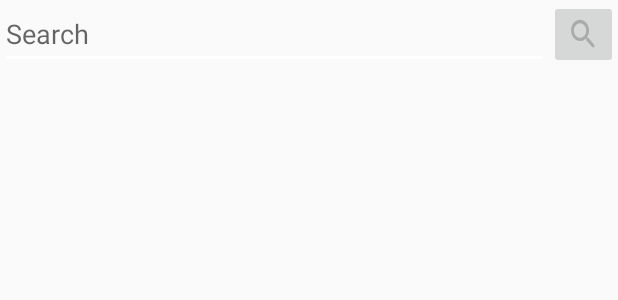
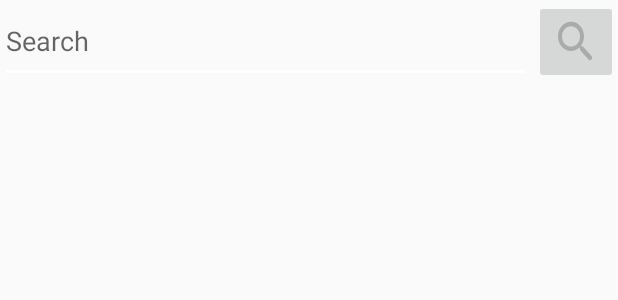
Before and after one commit to AnuragPamuru/TeluguApp, an Android app: the layout fragment_search.xml on its own in the app's theme, with its tools: preview values and no code run, on a phone screen of 412 x 824 dp. Shown: the top 300 px of the screen. Run offline under Robolectric (Android 15) with nearby library versions, the phone set to English and light mode, and no system bars.

Commit message:
Search infrastruct.

```diff
--- a/app/src/main/res/layout/fragment_search.xml
+++ b/app/src/main/res/layout/fragment_search.xml
@@ -8,19 +8,35 @@
                                                    tools:context=".SearchFragment">
 
     <EditText
-            android:layout_width="365dp"
-            android:layout_height="46dp"
+            android:layout_width="354dp"
+            android:layout_height="55dp"
             android:inputType="textPersonName"
             android:ems="10"
             android:hint="@string/search"
             android:id="@+id/searchBar" app:layout_constraintTop_toTopOf="parent"
             app:layout_constraintStart_toStartOf="parent"
-    />
+            android:layout_marginEnd="8dp" app:layout_constraintEnd_toStartOf="@+id/search_button"
+            android:layout_marginRight="8dp" app:layout_constraintHorizontal_bias="0.0"/>
     <ImageButton
             android:src="@drawable/ic_search"
             android:scaleType="fitXY"
-            android:layout_width="46dp"
-            android:layout_height="46dp" android:id="@+id/search_button"
+            android:layout_width="56dp"
+            android:layout_height="56dp" android:id="@+id/search_button"
             app:layout_constraintEnd_toEndOf="parent" app:layout_constraintTop_toTopOf="parent"
             android:contentDescription="@string/search"/>
+    <ScrollView
+            android:layout_width="412dp"
+            android:gravity="center"
+            android:layout_height="674dp" android:id="@+id/scroll_area"
+            app:layout_constraintTop_toBottomOf="@+id/searchBar" app:layout_constraintEnd_toEndOf="parent"
+            android:layout_marginEnd="8dp" android:layout_marginRight="8dp"
+            app:layout_constraintStart_toStartOf="parent">
+        <LinearLayout
+                android:layout_width="fill_parent"
+                android:layout_height="wrap_content"
+                android:gravity="center"
+                android:id="@+id/search_results_wrapper"
+                android:orientation="vertical">
+        </LinearLayout>
+    </ScrollView>
 </androidx.constraintlayout.widget.ConstraintLayout>
```
Also changed, not shown: app/src/main/java/com/example/teluguapp/DatabaseHandler.kt (added, +10 -0 lines), app/src/main/java/com/example/teluguapp/SearchFragment.kt (+19 -1 lines).
